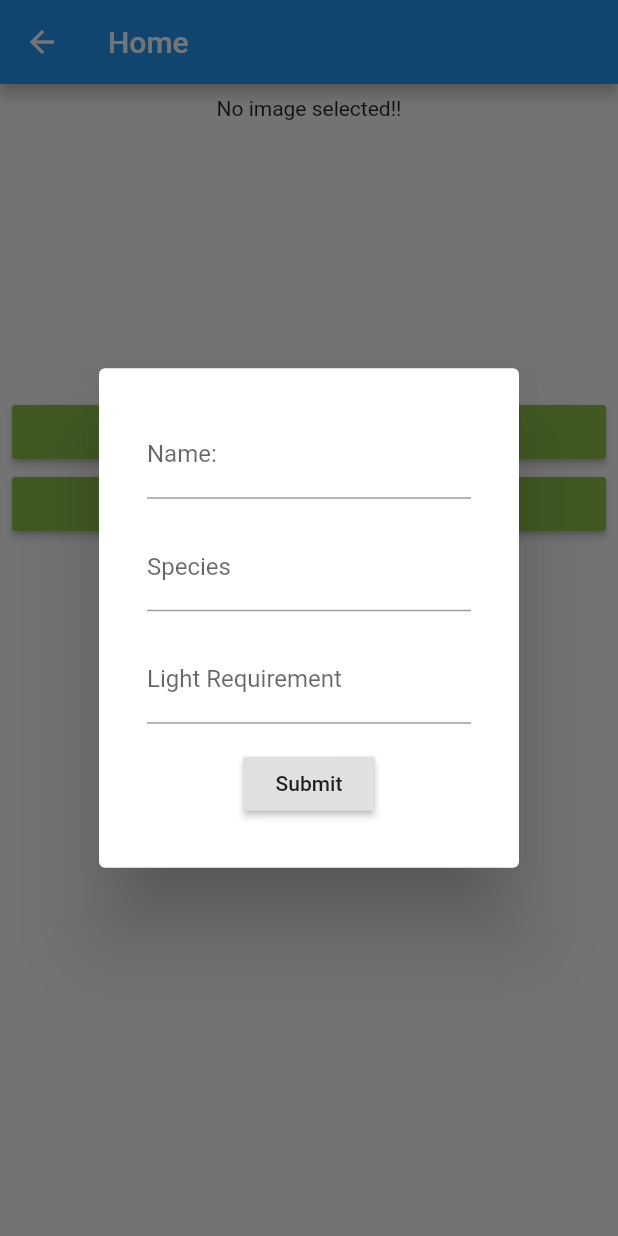
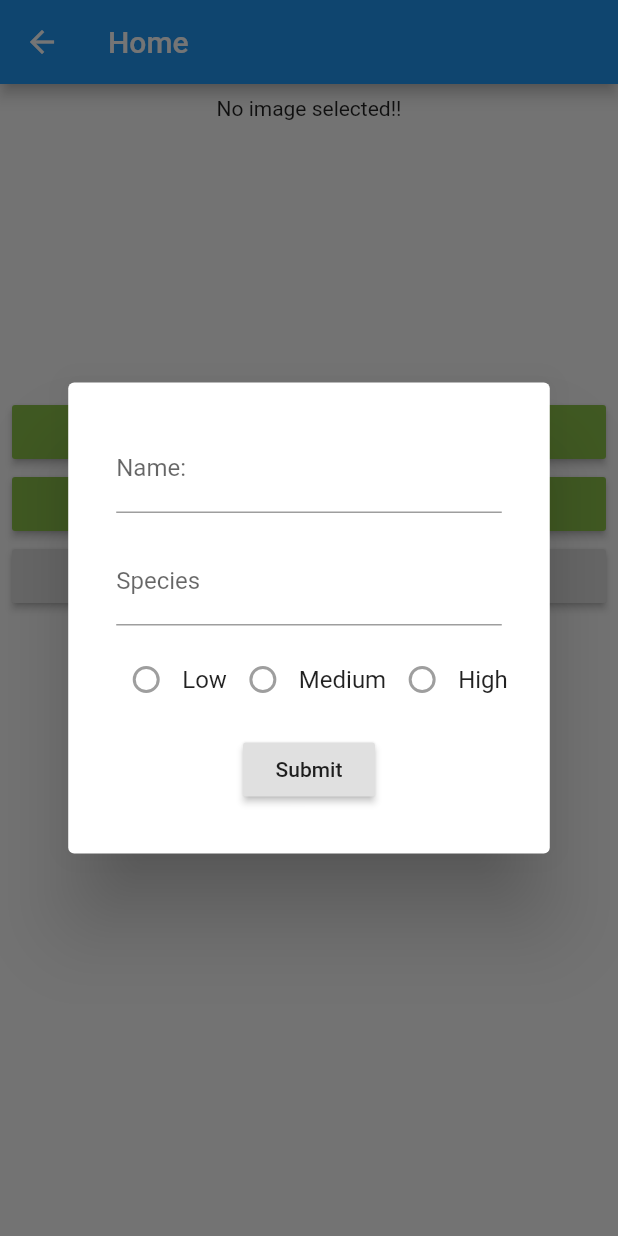
Before and after one commit to itsdwang/Planted, a Flutter app: the PlantsPage screen opened directly, after a tap on "Add a Plant", on a phone screen of 412 x 824 dp. Run offline on Flutter 3.47's test engine with Material 2 defaults, Android fonts, the phone set to English and light mode, and no system bars; our stand-ins replace email_validator, firebase_auth, firebase_database, firebase_storage, image_picker; accounts and stored records are empty.

Commit message:
fixed db addPlant

```diff
--- a/planted/lib/plantsInfo/addPlant.dart
+++ b/planted/lib/plantsInfo/addPlant.dart
@@ -1,4 +1,5 @@
 import 'package:flutter/material.dart';
+import 'package:firebase_auth/firebase_auth.dart';
 
 class AddPlant extends StatelessWidget {
   Widget build(BuildContext context) {
--- a/planted/lib/plantsInfo/plantsPage.dart
+++ b/planted/lib/plantsInfo/plantsPage.dart
@@ -6,6 +6,8 @@ import 'package:path/path.dart';
 import 'package:image_picker/image_picker.dart'; //Image plugin
 import 'dart:async';
 import 'dart:io';
+import './seePlantsView.dart';
+// import './trackingPage.dart';
 
 class PlantsPage extends StatefulWidget {
   _PlantsPageState createState() => _PlantsPageState();
@@ -63,7 +65,7 @@ class _PlantsPageState extends State<PlantsPage> {
         setState(() {
           print("plant img uploaded");
         });
-        await databaseReference.child("plants").set({
+        await databaseReference.child("plants").push().set({
           'uid': currentUser.uid,
           'plantName': nameController.text,
           'speciesName': speciesController.text,
@@ -71,6 +73,11 @@ class _PlantsPageState extends State<PlantsPage> {
           'imageUrl': taskSnapshot.ref.getDownloadURL().toString()
         });
       }
+    }
+
+    void navigateToMyPlants() {
+      Navigator.push(
+          context, MaterialPageRoute(builder: (context) => SeePlants()));
     }
 
     return Scaffold(
@@ -127,19 +134,64 @@ class _PlantsPageState extends State<PlantsPage> {
                                 },
                               ),
                             ),
+                            // Padding(
+                            //   padding: EdgeInsets.all(8.0),
+                            //   child: TextFormField(
+                            //       controller: lightRequirementController,
+                            //       validator: (value) {
+                            //         if (value.isEmpty) {
+                            //           return 'Please enter a name for this Plant';
+                            //         }
+                            //         return null;
+                            //       },
+                            //       decoration: InputDecoration(
+                            //           labelText: 'Light Requirement')),
+                            // ),
+                            // Padding(
+                            //     padding: EdgeInsets.all(8.0),
+                            //     child: Row(
+                            //       children: <Widget>[
+                            //         RadioListTile(title: const Text("Low")),
+                            //         RadioListTile(title: const Text("Medium")),
+                            //         RadioListTile(title: const Text("High"))
+                            //       ],
+                            //     )),
                             Padding(
-                              padding: EdgeInsets.all(8.0),
-                              child: TextFormField(
-                                  controller: lightRequirementController,
-                                  validator: (value) {
-                                    if (value.isEmpty) {
-                                      return 'Please enter a name for this Plant';
-                                    }
-                                    return null;
-                                  },
-                                  decoration: InputDecoration(
-                                      labelText: 'Light Requirement')),
-                            ),
+                                padding: EdgeInsets.all(4.0),
+                                child: new Row(
+                                  mainAxisAlignment: MainAxisAlignment.center,
+                                  children: <Widget>[
+                                    new Radio(
+                                      value: 0,
+                                      // groupValue: _radioValue1,
+                                      // onChanged: _handleRadioValueChange1,
+                                    ),
+                                    new Text(
+                                      'Low',
+                                      style: new TextStyle(fontSize: 16.0),
+                                    ),
+                                    new Radio(
+                                      value: 1,
+                                      // groupValue: _radioValue1,
+                                      // onChanged: _handleRadioValueChange1,
+                                    ),
+                                    new Text(
+                                      'Medium',
+                                      style: new TextStyle(
+                                        fontSize: 16.0,
+                                      ),
+                                    ),
+                                    new Radio(
+                                      value: 2,
+                                      // groupValue: _radioValue1,
+                                      // onChanged: _handleRadioValueChange1,
+                                    ),
+                                    new Text(
+                                      'High',
+                                      style: new TextStyle(fontSize: 16.0),
+                                    ),
+                                  ],
+                                )),
                             Padding(
                               padding: const EdgeInsets.all(8.0),
                               child: RaisedButton(
@@ -165,6 +217,11 @@ class _PlantsPageState extends State<PlantsPage> {
             },
             child: Text("Add a Plant"),
           ),
+          new RaisedButton(
+              child: Text("See all of my plants"),
+              onPressed: () {
+                navigateToMyPlants();
+              })
         ],
       ),
     );
```
